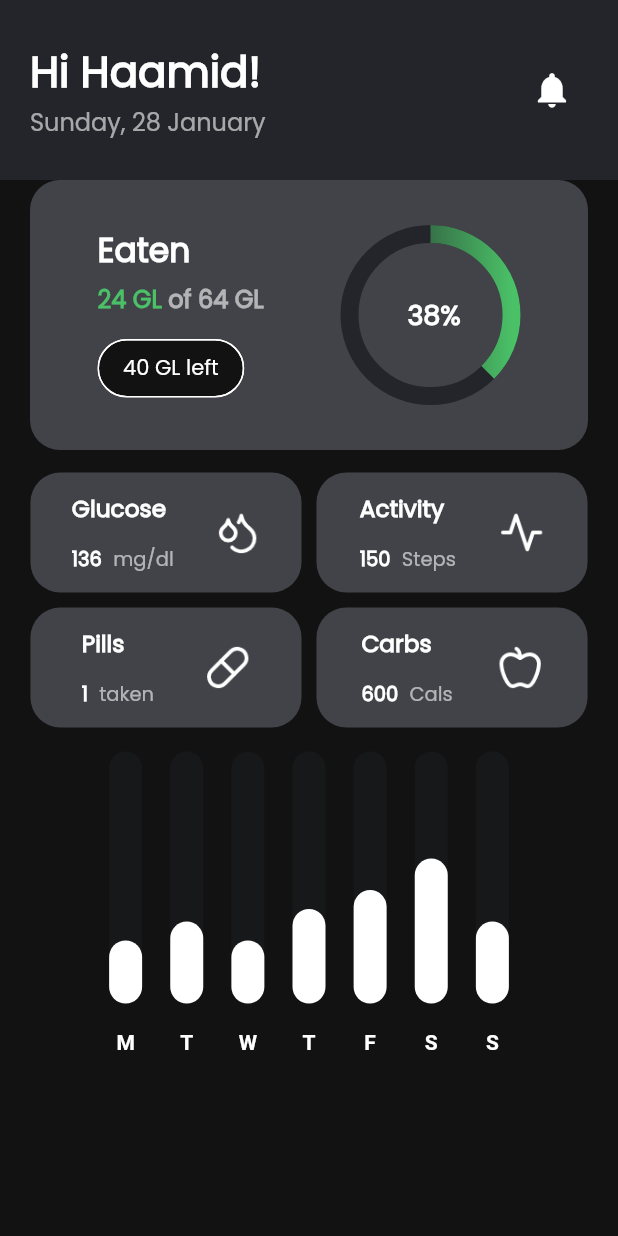
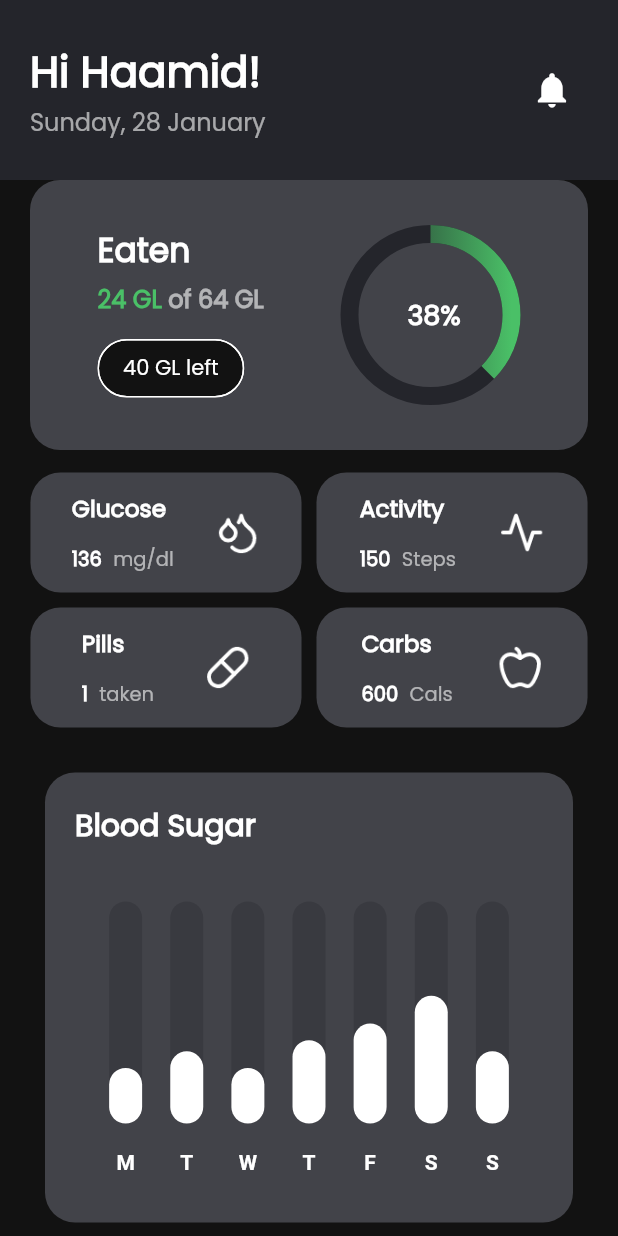
Before and after one commit to Hames-1616/diabetes_Flutter, a Flutter app: the HomePage screen opened directly, on a phone screen of 412 x 824 dp. Run offline on Flutter 3.47's test engine with Material 3 defaults, Android fonts, the phone set to English and light mode, and no system bars; drawn by our look-alikes of fl_chart, percent_indicator; our stand-ins replace chips_choice, dio, flutter_riverpod, fpdart, shared_preferences; missing offline and left inert: animated_snack_bar; accounts and stored records are empty.

Commit message:
👌 IMPROVE: make blood sugar level area

```diff
--- a/lib/features/home/screens/HomePage.dart
+++ b/lib/features/home/screens/HomePage.dart
@@ -170,10 +170,35 @@ class _HomePageState extends ConsumerState<HomePage> {
               ),
               // const SizedBox(height: 40,),
               Container(
-                margin: const EdgeInsets.only(left: 30,right: 30),
-                height: 250,
+                decoration: BoxDecoration(
+                  color: secondaryColor,
+                  borderRadius: BorderRadius.circular(20)
+                ),
+                margin: const EdgeInsets.only(left: 30,right: 30,top: 30),
+
+                height: MediaQuery.of(context).size.height/hei(context, 300),
                 width: MediaQuery.of(context).size.width,
-                child: BarChartSample1()
+                child: Column(
+                  crossAxisAlignment: CrossAxisAlignment.start,
+                  mainAxisAlignment: MainAxisAlignment.spaceAround,
+                  children: [
+                    Container(
+                      margin: const EdgeInsets.all(20),
+                      child: ResponsiveText(
+                        text: "Blood Sugar",
+                        style: const TextStyle(
+                          fontFamily: "poppins",
+                          fontWeight: FontWeight.bold,
+                          fontSize: 20
+                        ),
+                      ),
+                    ),
+                    SizedBox(
+                      height: MediaQuery.of(context).size.height/hei(context, 230),
+                      width: MediaQuery.of(context).size.width,
+                      child: BarChartSample1()),
+                  ],
+                )
                 )
             ],
           ),
```
